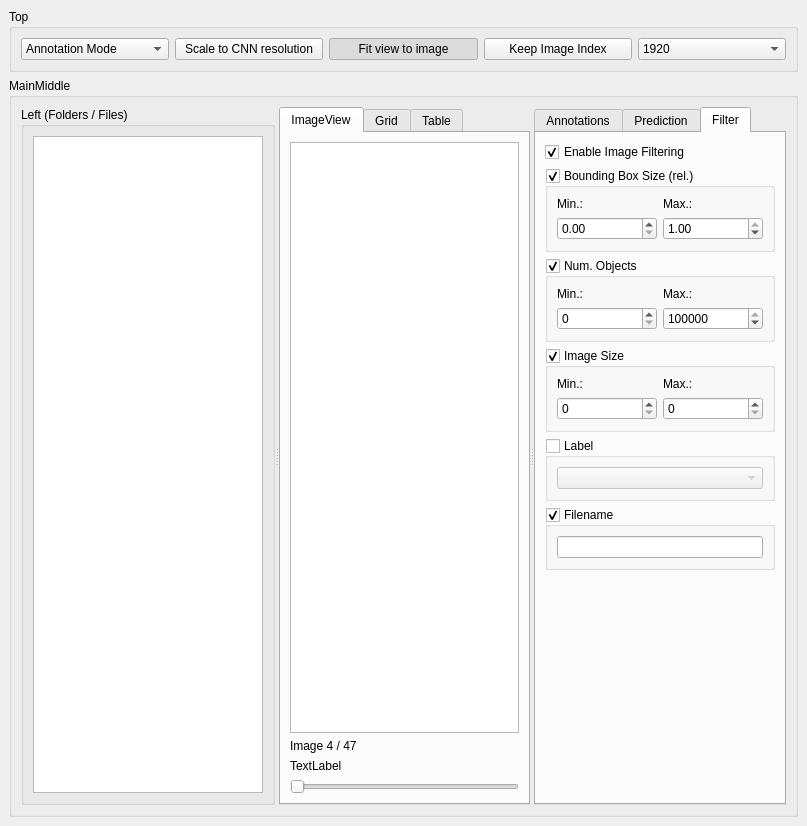
Above: src/mainwindow.ui from j-kallwies/yolo_annotator before the change. Below: the same form after it.
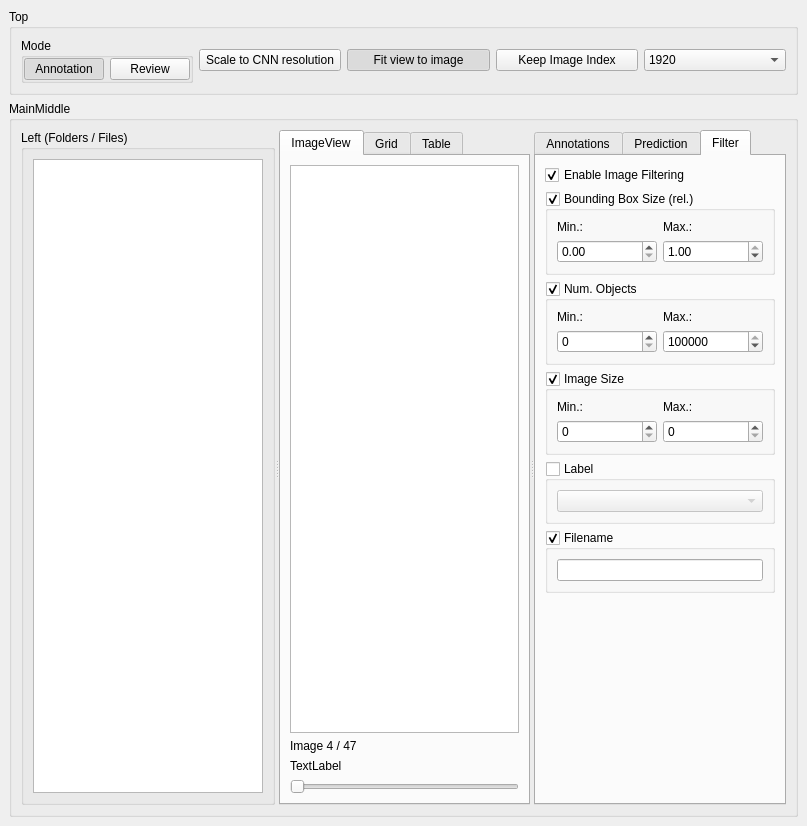
That is the form after the change. Custom widgets are drawn as their Qt base class.

Commit message: Finally implement annotation / review mode properly

What changed in the file:
```diff
--- a/src/mainwindow.ui
+++ b/src/mainwindow.ui
@@ -28,17 +28,47 @@
       </property>
       <layout class="QHBoxLayout" name="horizontalLayout_2">
        <item>
-        <widget class="QComboBox" name="folder_mode">
+        <widget class="QGroupBox" name="groupBox_3">
+         <property name="title">
+          <string>Mode</string>
+         </property>
+         <layout class="QHBoxLayout" name="horizontalLayout_3">
+          <property name="leftMargin">
+           <number>0</number>
+          </property>
+          <property name="topMargin">
+           <number>0</number>
+          </property>
+          <property name="rightMargin">
+           <number>0</number>
+          </property>
+          <property name="bottomMargin">
+           <number>0</number>
+          </property>
          <item>
+           <widget class="QPushButton" name="annotation_mode_button">
           <property name="text">
-           <string>Annotation Mode</string>
-          </property>
+             <string>Annotation</string>
+            </property>
+            <property name="checkable">
+             <bool>true</bool>
+            </property>
+            <property name="checked">
+             <bool>true</bool>
+            </property>
+           </widget>
          </item>
          <item>
+           <widget class="QPushButton" name="review_mode_button">
           <property name="text">
-           <string>Review Mode</string>
-          </property>
-         </item>
+             <string>Review</string>
+            </property>
+            <property name="checkable">
+             <bool>true</bool>
+            </property>
+           </widget>
+          </item>
+         </layout>
         </widget>
        </item>
        <item>
```
Lines whose indentation alone changed are shown as unchanged. The commit also changes 4 other files.
